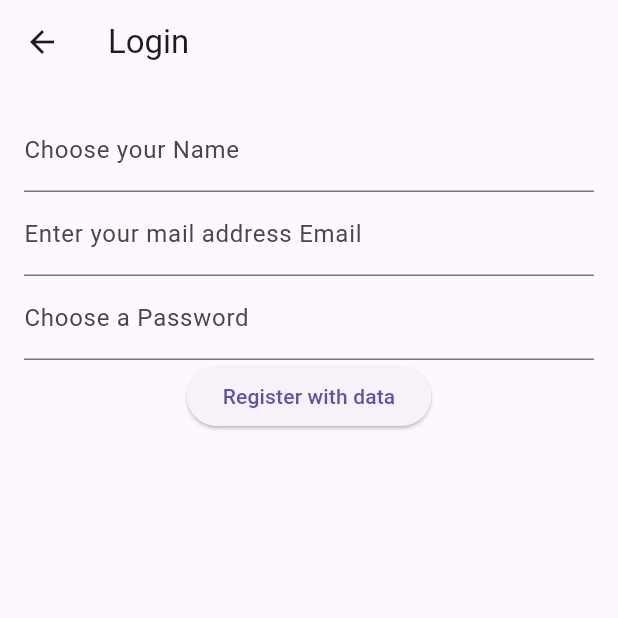
After one commit to meric000/Bachelorarbeit, a Flutter app: the screen it shows after launch, after a tap on "Create new Account", on a phone screen of 412 x 824 dp, the top half of it. The commit adds this screen. Run offline on Flutter 3.47's test engine with Material 3 defaults, Android fonts, the phone set to English and light mode, and no system bars; our stand-ins replace firebase_auth, firebase_core; accounts and stored records are empty; network calls fail.

Commit message:
added first firebase functionality to project. Specific logic needs to be added in future push, but the connection was createt with a firebase project. Will work on proper login and auth functionality. Also will save user information for proper use in future !!!

```diff
--- /dev/null
+++ b/lib/LoginScreen.dart
@@ -0,0 +1,202 @@
+import 'package:firebase_auth/firebase_auth.dart';
+import 'package:firebase_core/firebase_core.dart';
+import 'package:flutter/material.dart';
+import 'package:showing_card/HomeScreen.dart';
+import 'Buttonstyle.dart';
+import 'firebase_options.dart';
+
+Future<void> main() async {
+  // Flutter Widgets initialisieren
+  WidgetsFlutterBinding.ensureInitialized();
+
+  // Firebase initialisieren
+  await Firebase.initializeApp(
+    options: DefaultFirebaseOptions.currentPlatform,
+  );
+
+  // App starten
+  runApp(const MyApp());
+}
+
+class MyApp extends StatelessWidget {
+  const MyApp({super.key});
+
+
+  @override
+  Widget build(BuildContext context) {
+    return MaterialApp(
+      title: 'Karte anzeigen',
+      home: const LoginScreen(),
+    );
+  }
+}
+
+
+
+//Register
+Future<User?> registerWithEmail(String email, String password) async {
+  try {
+    final credential = await FirebaseAuth.instance
+        .createUserWithEmailAndPassword(email: email, password: password);
+    return credential.user;
+  } on FirebaseAuthException catch (e) {
+    print('Fehler bei Registrierung: ${e.message}');
+    return null;
+  }
+}
+
+// Login
+Future<User?> loginWithEmail(String email, String password) async {
+  try {
+    final credential = await FirebaseAuth.instance.signInWithEmailAndPassword(
+      email: email,
+      password: password,
+    );
+    return credential.user;
+  } on FirebaseAuthException catch (e) {
+    print('Fehler bei Login: ${e.message}');
+    return null;
+  }
+}
+
+// Logout
+Future<void> logout() async {
+  await FirebaseAuth.instance.signOut();
+}
+
+Stream<User?> get authState => FirebaseAuth.instance.authStateChanges();
+
+class LoginScreen extends StatefulWidget {
+  const LoginScreen({super.key});
+
+  @override
+  State<LoginScreen> createState() => _LoginScreenState();
+}
+
+class _LoginScreenState extends State<LoginScreen> {
+  final emailController = TextEditingController();
+  final passwordController = TextEditingController();
+
+  @override
+  Widget build(BuildContext context) {
+    return Scaffold(
+      appBar: AppBar(title: const Text("Login")),
+      body: Padding(
+        padding: const EdgeInsets.all(16),
+        child: Column(
+          children: [
+            TextField(
+              controller: emailController,
+              decoration: const InputDecoration(labelText: "Email"),
+            ),
+            TextField(
+              controller: passwordController,
+              obscureText: true,
+              decoration: const InputDecoration(labelText: "Passwort"),
+            ),
+            ElevatedButton(
+              onPressed: () async {
+                final user = await loginWithEmail(
+                  emailController.text.trim(),
+                  passwordController.text.trim(),
+                );
+                if (user != null) {
+                  Navigator.push(
+                    context,
+                    MaterialPageRoute(builder: (context) => MainScreen()),
+                  );
+                } else {
+                  ScaffoldMessenger.of(context).showSnackBar(
+                    SnackBar(
+                      content: Text(
+                        'Login fehlgeschlagen. Bitte überprüfe deine Daten.',
+                      ),
+                      backgroundColor: Colors.red,
+                    ),
+                  );
+                }
+              },
+              child: const Text("Login"),
+            ),
+            ElevatedButton(
+              style: raisedButtonStyle,
+              onPressed: () {
+                Navigator.push(
+                  context,
+                  MaterialPageRoute(builder: (context) => RegisterScreen()),
+                );
+              },
+              child: const Text('Create new Account'),
+            ),
+          ],
+        ),
+      ),
+    );
+  }
+}
+
+class RegisterScreen extends StatefulWidget {
+  const RegisterScreen({super.key});
+
+  @override
+  State<RegisterScreen> createState() => _RegisterScreenState();
+}
+
+class _RegisterScreenState extends State<RegisterScreen> {
+  final nameRegController = TextEditingController();
+  final emailRegController = TextEditingController();
+  final passwordRegController = TextEditingController();
+
+  @override
+  Widget build(BuildContext context) {
+    return Scaffold(
+      appBar: AppBar(title: const Text("Login")),
+      body: Padding(
+        padding: const EdgeInsets.all(16),
+        child: Column(
+          children: [
+            TextField(
+              controller: TextEditingController(),
+              decoration: const InputDecoration(labelText: "Choose your Name"),
+            ),
+            TextField(
+              controller: emailRegController,
+              decoration: const InputDecoration(
+                labelText: "Enter your mail address Email",
+              ),
+            ),
+            TextField(
+              controller: passwordRegController,
+              obscureText: true,
+              decoration: const InputDecoration(labelText: "Choose a Password"),
+            ),
+            ElevatedButton(
+              onPressed: () async {
+                final user = await registerWithEmail(
+                  emailRegController.text.trim(),
+                  passwordRegController.text.trim(),
+                );
+                if (user != null) {
+                  Navigator.push(
+                    context,
+                    MaterialPageRoute(builder: (context) => MainScreen()),
+                  );
+                } else {
+                  ScaffoldMessenger.of(context).showSnackBar(
+                    SnackBar(
+                      content: Text(
+                        'Bei der Registierug ist was schief gelaufen bitte überprüfe deine Eingabe',
+                      ),
+                      backgroundColor: Colors.red,
+                    ),
+                  );
+                }
+              },
+              child: const Text("Register with data"),
+            ),
+          ],
+        ),
+      ),
+    );
+  }
+}
--- a/lib/User.dart
+++ b/lib/User.dart
@@ -1,18 +1,55 @@
+import 'package:firebase_auth/firebase_auth.dart' as firebase_auth;
 import 'package:showing_card/SwUDecks.dart';
-
 import 'StarwarsUnlimitedCard.dart';
 
-class User {
+class MyUser {
 
   final String name;
-  final String password;
   final String eMail;
   List<StarWarsUnlimitedCard> collection = [];
-  List<SWUDecks> userDecks = [SWUDecks.dummyDeck];
-
-   User(this.name, this.password, this.eMail);
+  List<SWUDecks> userDecks = [];
 
 
-  static User exampleUser = User("user", "password", "eMail");
+  MyUser({
+    required this.name,
+    required this.eMail,
+    List<StarWarsUnlimitedCard>? collection,
+    List<SWUDecks>? userDecks,
+  })  : collection = collection ?? [],
+        userDecks = userDecks ?? [];
+
+
+  factory MyUser.fromFirebase(firebase_auth.User fbUser) {
+    return MyUser(
+      name: fbUser.displayName ?? "Unbekannt",
+      eMail: fbUser.email ?? "",
+    );
+  }
+
+  // Firestore-Integration
+  Map<String, dynamic> toMap() {
+    return {
+      'name': name,
+      'eMail': eMail,
+      'collection': collection.map((c) => c.toMap()).toList(),
+      'userDecks': userDecks.map((d) => d.toMap()).toList(),
+    };
+  }
+
+  factory MyUser.fromMap(Map<String, dynamic> map) {
+    return MyUser(
+      name: map['name'] ?? '',
+      eMail: map['eMail'] ?? '',
+      collection: (map['collection'] as List)
+          .map((c) => StarWarsUnlimitedCard.fromMap(c))
+          .toList(),
+      userDecks: (map['userDecks'] as List)
+          .map((d) => SWUDecks.fromMap(d))
+          .toList(),
+    );
+  }
+
+
+  static MyUser exampleUser = MyUser(name:"user", eMail:"eMail");
 
 }
--- a/pubspec.yaml
+++ b/pubspec.yaml
@@ -37,6 +37,11 @@ dependencies:
   # Use with the CupertinoIcons class for iOS style icons.
   cupertino_icons: ^1.0.8
   http: ^1.4.0
+  firebase_core: ^4.1.0
+  firebase_auth: ^6.0.2
+  cloud_firestore: ^6.0.1
+  provider: ^6.1.5+1
+  firebase_ui_auth: ^3.0.0
 
 dev_dependencies:
   flutter_test:
```
Also changed, not shown: lib/CollectionScreen.dart (+8 -8 lines), lib/DeckBuilderScreen.dart (+9 -9 lines), lib/HomeScreen.dart (renamed from lib/StartScreen.dart, +9 -15 lines), lib/StarwarsUnlimitedCard.dart (+46 -0 lines), lib/SwUDecks.dart (+24 -1 lines), firebase.json (added), lib/firebase_options.dart (added), pubspec.lock, 4 other files.
